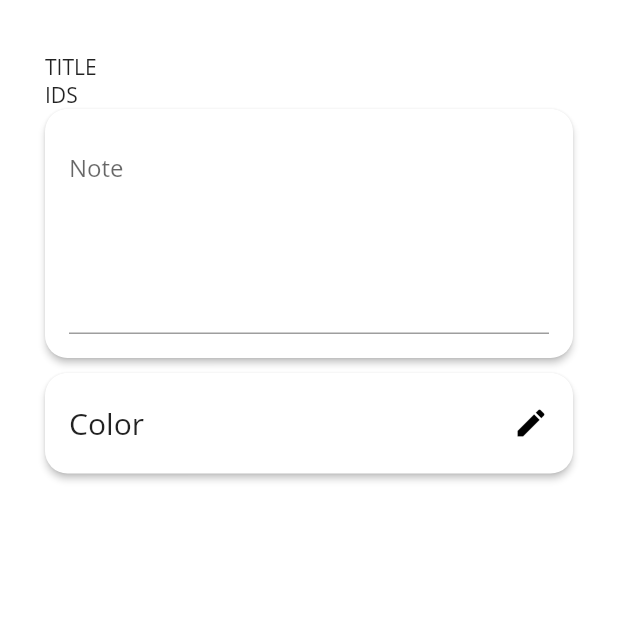
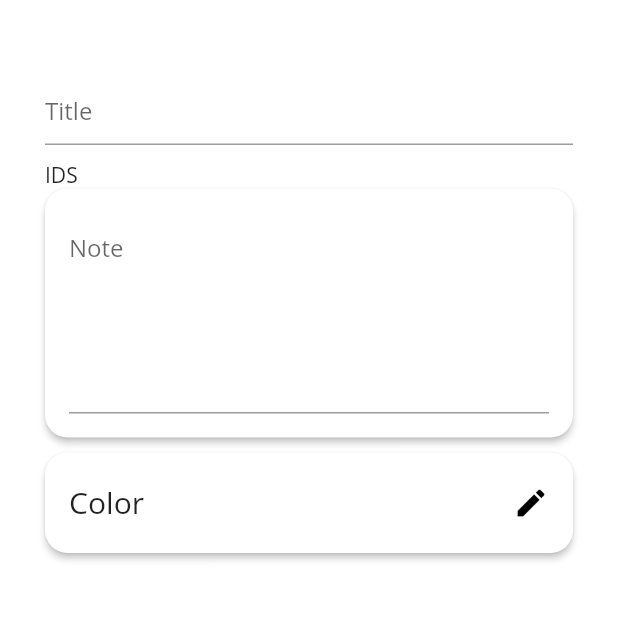
Before and after one commit to theofournier/my-ids, a Flutter app: the screen it shows after launch, after a tap on the "done" icon, on a phone screen of 412 x 824 dp, the part 62-683 px from its top. Run offline on Flutter 3.47's test engine with Material 2 defaults, Android fonts, the phone set to English and light mode, and no system bars; our stand-ins replace flushbar.

Commit message:
Edit ID - Add title

```diff
--- a/lib/screens/edit_id/edit_id_screen.dart
+++ b/lib/screens/edit_id/edit_id_screen.dart
@@ -4,6 +4,7 @@ import 'package:my_ids/models/id_model.dart';
 import 'package:my_ids/screens/edit_id/widgets/color_widget.dart';
 import 'package:my_ids/screens/edit_id/widgets/note_widget.dart';
 import 'package:my_ids/utils/utils.dart';
+import 'package:my_ids/widgets/default_textformfield.dart';
 
 class EditIdScreen extends StatefulWidget {
   static const routeName = "/edit-id";
@@ -28,8 +29,9 @@ class _EditIdScreenState extends State<EditIdScreen> {
     });
     //TODO save id
     await Utils.sleep(1);
+    print(_idModel.title);
+    print(_idModel.note);
     print(_idModel.hexColor);
-    print(_idModel.note);
     setState(() {
       _isLoading = false;
     });
@@ -77,7 +79,17 @@ class _EditIdScreenState extends State<EditIdScreen> {
                       crossAxisAlignment: CrossAxisAlignment.stretch,
                       mainAxisSize: MainAxisSize.min,
                       children: <Widget>[
-                        Text("TITLE"),
+                        DefaultTextFormField(
+                          labelText: S.of(context).title,
+                          keyboardType: TextInputType.text,
+                          initialValue: _idModel.title,
+                          onSaved: (value) => setState(() {
+                            _idModel.title = value;
+                          }),
+                        ),
+                        SizedBox(
+                          height: 10,
+                        ),
                         Text("IDS"),
                         NoteWidget(
                           value: _idModel.note,
@@ -85,7 +97,9 @@ class _EditIdScreenState extends State<EditIdScreen> {
                             _idModel.note = value;
                           }),
                         ),
-                        SizedBox(height: 10,),
+                        SizedBox(
+                          height: 10,
+                        ),
                         ColorWidget(
                           hexColor: _idModel.hexColor,
                           callback: (String hexColor) => setState(() {
```
